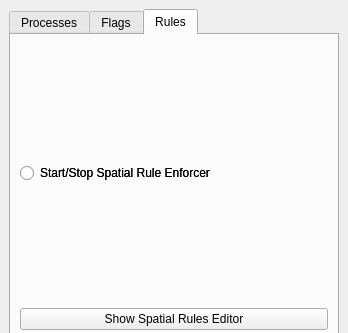
First picture: the form in ValidationTools/validation_toolbox.ui, repository dsgoficial/DsgTools, before the edit; both pictures show x 0 to 348 and y 0 to 333 of the 348 by 618 pixel window.
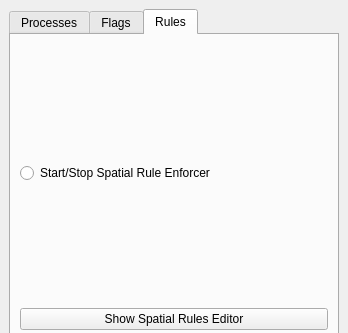
Second picture: the form after the edit. The open tabs and pages were chosen to show the change.

Commit message: Spatial rule enforcer working again...

```diff
--- a/ValidationTools/validation_toolbox.ui
+++ b/ValidationTools/validation_toolbox.ui
@@ -130,32 +130,28 @@
         <string>Rules</string>
        </attribute>
        <layout class="QGridLayout" name="gridLayout_4">
-        <item row="1" column="0">
+        <item row="1" column="1">
          <widget class="QPushButton" name="rulesEditorButton">
           <property name="text">
            <string>Show Spatial Rules Editor</string>
           </property>
          </widget>
         </item>
-        <item row="0" column="0">
-         <widget class="QRadioButton" name="ruleEnforcerRadio">
-          <property name="text">
-           <string>Start/Stop Spatial Rule Enforcer</string>
-          </property>
-         </widget>
-        </item>
-        <item row="2" column="0">
+        <item row="2" column="1">
          <widget class="QPushButton" name="attributeRulesEditorPushButton">
           <property name="text">
            <string>Show Attribute Rules Editor</string>
           </property>
          </widget>
         </item>
-        <item row="0" column="0">
+        <item row="0" column="1">
          <widget class="QRadioButton" name="ruleEnforcerRadio">
           <property name="text">
            <string>Start/Stop Spatial Rule Enforcer</string>
           </property>
+          <property name="checkable">
+           <bool>true</bool>
+          </property>
          </widget>
         </item>
        </layout>
```
The commit also changes 1 other file.
